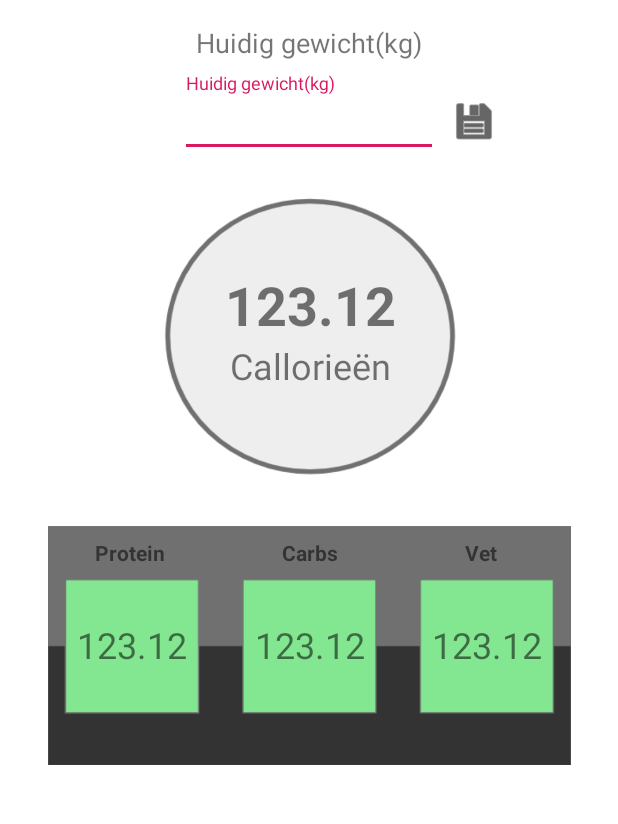
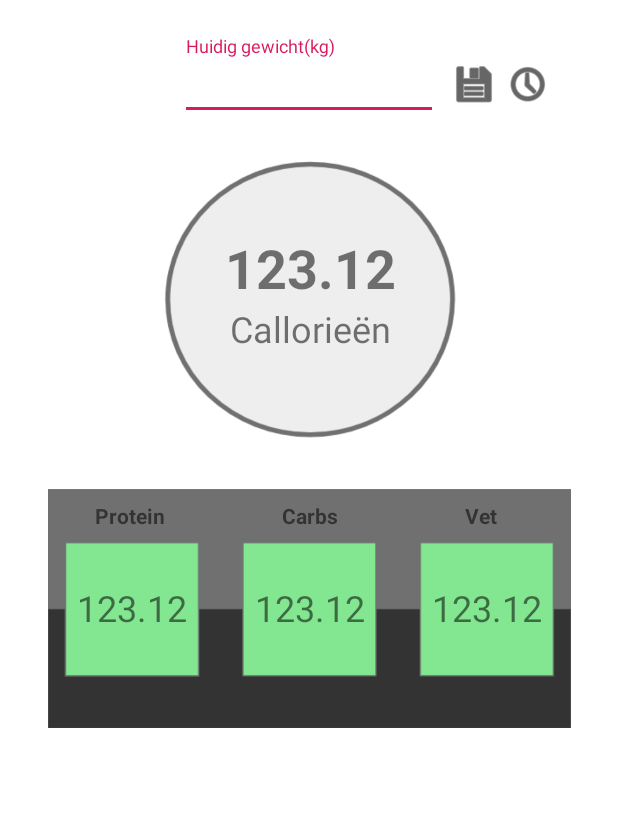
Before and after one commit to michaelfontijn/Android-FinalAssignment, an Android app: the HomeActivity screen opened directly, with no data from a screen before it, on a phone screen of 412 x 824 dp, the part 383-1207 px from its top. Run offline under Robolectric (Android 15) with nearby library versions, the phone set to English and light mode, and no system bars; our stand-ins replace Room's generated code; 10 statements that could not run were skipped.

Commit message:
Progress on hisotry and updating/ recalculating of weight

```diff
--- a/app/src/main/AndroidManifest.xml
+++ b/app/src/main/AndroidManifest.xml
@@ -9,7 +9,8 @@
         android:roundIcon="@mipmap/ic_launcher_round"
         android:supportsRtl="true"
         android:theme="@style/AppTheme">
-        <activity android:name=".HomeActivity"></activity>
+        <activity android:name=".WeightHistoryActivity"></activity>
+        <activity android:name=".HomeActivity" />
         <activity android:name=".ConfigurationActivity">
             <intent-filter>
                 <action android:name="android.intent.action.MAIN" />
--- a/app/src/main/java/com/example/macrobuddy/Database/DataAccessObjects/UserInformationDao.kt
+++ b/app/src/main/java/com/example/macrobuddy/Database/DataAccessObjects/UserInformationDao.kt
@@ -19,5 +19,9 @@ interface UserInformationDao{
     @Update
     fun updateUserInformation(userInformation: UserInformation)
 
+    @Query("UPDATE userinformationtable SET currentWeight=:newWeight WHERE ID =(SELECT ID FROM userinformationtable LIMIT 1) ")
+    fun updateCurrentWeigth(newWeight : Double)
+
+
 
 }
--- a/app/src/main/java/com/example/macrobuddy/HomeActivity.kt
+++ b/app/src/main/java/com/example/macrobuddy/HomeActivity.kt
@@ -1,21 +1,21 @@
 package com.example.macrobuddy
 
-import android.content.Intent
+import android.content.Context
 import androidx.appcompat.app.AppCompatActivity
 import android.os.Bundle
+import android.view.View
+import android.view.inputmethod.InputMethodManager
 import android.widget.Toast
 import androidx.lifecycle.Observer
 import androidx.lifecycle.ViewModelProviders
 import com.example.macrobuddy.Managers.CalculationManager
 import com.example.macrobuddy.Models.CalculationResult
-import com.example.macrobuddy.Models.UserInformation
-import com.example.macrobuddy.ViewModels.ConfigurationActivityViewModel
-import com.example.macrobuddy.ViewModels.HomeAcitivityViewModel
+import com.example.macrobuddy.ViewModels.HomeActivityViewModel
 import kotlinx.android.synthetic.main.activity_home.*
 
 class HomeActivity : AppCompatActivity() {
 
-    private lateinit var viewModel : HomeAcitivityViewModel
+    private lateinit var viewModel: HomeActivityViewModel
 
     override fun onCreate(savedInstanceState: Bundle?) {
         super.onCreate(savedInstanceState)
@@ -25,9 +25,14 @@ class HomeActivity : AppCompatActivity() {
         initViewModel()
     }
 
-
-    private fun initView(){
-
+    /**
+     * Init the view and its components
+     */
+    private fun initView() {
+        btnSaveWeight.setOnClickListener {
+            saveWeight()
+            txtCurrentWeigth.hideKeyboard()
+        }
     }
 
     /**
@@ -35,31 +40,55 @@ class HomeActivity : AppCompatActivity() {
      */
     private fun initViewModel() {
         //initialize the viewModel with an empty game object
-        viewModel = ViewModelProviders.of(this).get(HomeAcitivityViewModel::class.java)
+        viewModel = ViewModelProviders.of(this).get(HomeActivityViewModel::class.java)
 
-        viewModel.userInformation.observe(this, androidx.lifecycle.Observer { obj ->
+        viewModel.userInformation.observe(this, Observer { obj ->
             txtCurrentWeigth.setText(obj.currentWeight.toString())
 
             //perform the calculation and show the results
             var calculationResult = CalculationManager.performCalculation(obj)
-            tvCallories.text = calculationResult.calories.toString()
-            tvProtein.text = calculationResult.protein.toString()
-            tvCarbs.text =  calculationResult.carbs.toString()
-            tvVats.text = calculationResult.vats.toString()
+            showCalculationResults(calculationResult)
         })
 
         //if an error is thrown in the view model show it to the user
-        viewModel.error.observe(this , androidx.lifecycle.Observer { message ->
+        viewModel.error.observe(this, Observer { message ->
             Toast.makeText(this, message, Toast.LENGTH_SHORT).show()
         })
 
-        //observe the success property of the vm so we know when the action has been completed succesfully
-        viewModel.success.observe(this, androidx.lifecycle.Observer { success ->
-            //when the configuration was successfully stored go to the home activity
-            if (success) Toast.makeText(this, "Done", Toast.LENGTH_SHORT).show()
+        //observe the success property of the vm so we know when the action has been completed successfully
+        viewModel.successMsg.observe(this, Observer { msg ->
+            Toast.makeText(this, msg, Toast.LENGTH_SHORT).show()
+            //make the viewModel retrieve the updated userInformation which will trigger the re-calculation of the macro's
+            viewModel.refreshUserInformation()
         })
     }
 
+    /**
+     * Save the new weight to the userInfo in the databse
+     */
+    private fun saveWeight() {
+        var newWeight = txtCurrentWeigth.text.toString().toDoubleOrNull()
 
+        if (newWeight != null) {
+            viewModel.saveNewWeight(newWeight)
+        }
+    }
 
+    /**
+     * extension method on View to hide the keyboard. example et1.hideKeyboard()
+     */
+    private fun View.hideKeyboard() {
+        val imm = context.getSystemService(Context.INPUT_METHOD_SERVICE) as InputMethodManager
+        imm.hideSoftInputFromWindow(windowToken, 0)
+    }
+
+    /**
+     * Prints the calculation results to the activity
+     */
+    private fun showCalculationResults(calculationResult: CalculationResult) {
+        tvCallories.text = calculationResult.calories.toString()
+        tvProtein.text = calculationResult.protein.toString()
+        tvCarbs.text = calculationResult.carbs.toString()
+        tvVats.text = calculationResult.vats.toString()
+    }
 }
--- a/app/src/main/java/com/example/macrobuddy/ViewModels/HomeAcitivityViewModel.kt
+++ /dev/null
@@ -1,22 +0,0 @@
-package com.example.macrobuddy.ViewModels
-
-import android.app.Application
-import androidx.lifecycle.AndroidViewModel
-import androidx.lifecycle.LiveData
-import androidx.lifecycle.MutableLiveData
-import com.example.macrobuddy.Database.Repositories.UserInformationRepository
-import com.example.macrobuddy.Models.UserInformation
-import kotlinx.coroutines.CoroutineScope
-import kotlinx.coroutines.Dispatchers
-
-class HomeAcitivityViewModel(application: Application) : AndroidViewModel(application) {
-
-    private val userInformationRepository =
-        UserInformationRepository(application.applicationContext)
-    private val mainScope = CoroutineScope(Dispatchers.Main)
-
-    val userInformation : LiveData<UserInformation> = userInformationRepository.getUserInformation()
-    val error = MutableLiveData<String?>()
-    val success = MutableLiveData<Boolean>()
-
-}
--- /dev/null
+++ b/app/src/main/java/com/example/macrobuddy/ViewModels/HomeActivityViewModel.kt
@@ -0,0 +1,55 @@
+package com.example.macrobuddy.ViewModels
+
+import android.app.Application
+import androidx.lifecycle.AndroidViewModel
+import androidx.lifecycle.LiveData
+import androidx.lifecycle.MutableLiveData
+import com.example.macrobuddy.Database.Repositories.UserInformationRepository
+import com.example.macrobuddy.Database.Repositories.WeightMeasurementRepository
+import com.example.macrobuddy.Models.UserInformation
+import com.example.macrobuddy.Models.WeightMeasurement
+import kotlinx.coroutines.CoroutineScope
+import kotlinx.coroutines.Dispatchers
+import kotlinx.coroutines.launch
+import kotlinx.coroutines.withContext
+import java.util.*
+
+class HomeActivityViewModel(application: Application) : AndroidViewModel(application) {
+
+    private val userInformationRepository =
+        UserInformationRepository(application.applicationContext)
+    private val weightMeasurementRepository =
+        WeightMeasurementRepository(application.applicationContext)
+
+    private val mainScope = CoroutineScope(Dispatchers.Main)
+
+    var userInformation: LiveData<UserInformation> = userInformationRepository.getUserInformation()
+    val error = MutableLiveData<String?>()
+    val successMsg = MutableLiveData<String>()
+
+    /**
+     * Updates the weight of the user and logs the history
+     */
+    fun saveNewWeight(newWeight: Double) {
+        mainScope.launch {
+            withContext(Dispatchers.IO) {
+                //update the weight
+                userInformationRepository.updateCurrentWeight(newWeight)
+                //log the weight change
+                weightMeasurementRepository.insertWeightMeasurement(WeightMeasurement(newWeight, Calendar.getInstance().time))
+            }
+            successMsg.value = "Gewicht successvol bijgewerkt"
+        }
+    }
+
+    /**
+     * Refresh the user information of this vm using the most recent data from the database
+     */
+    fun refreshUserInformation() {
+        mainScope.launch {
+            withContext(Dispatchers.IO) {
+                userInformation.value.apply { userInformationRepository.getUserInformation().value }
+            }
+        }
+    }
+}
--- a/app/src/main/res/layout/activity_home.xml
+++ b/app/src/main/res/layout/activity_home.xml
@@ -29,11 +29,11 @@
         android:layout_width="match_parent"
         android:layout_height="wrap_content"
         android:layout_marginStart="120dp"
-        android:layout_marginTop="8dp"
+        android:layout_marginTop="24dp"
         android:layout_marginEnd="120dp"
         app:layout_constraintEnd_toEndOf="parent"
         app:layout_constraintStart_toStartOf="parent"
-        app:layout_constraintTop_toBottomOf="@+id/textView4">
+        app:layout_constraintTop_toBottomOf="@+id/imageView">
 
         <com.google.android.material.textfield.TextInputEditText
             android:id="@+id/txtCurrentWeigth"
@@ -94,17 +94,6 @@
         app:layout_constraintStart_toStartOf="parent"
         app:layout_constraintTop_toBottomOf="@+id/imageView2"
         app:srcCompat="@drawable/macro_section" />
-
-    <TextView
-        android:id="@+id/textView4"
-        android:layout_width="wrap_content"
-        android:layout_height="wrap_content"
-        android:layout_marginTop="16dp"
-        android:text="@string/current_weight"
-        android:textSize="18sp"
-        app:layout_constraintEnd_toEndOf="parent"
-        app:layout_constraintStart_toStartOf="parent"
-        app:layout_constraintTop_toBottomOf="@+id/imageView" />
 
     <TextView
         android:id="@+id/textView5"
@@ -173,15 +162,28 @@
         app:layout_constraintTop_toBottomOf="@+id/textView7" />
 
     <ImageButton
-        android:id="@+id/imageButton"
+        android:id="@+id/btnSaveWeight"
         android:layout_width="wrap_content"
         android:layout_height="wrap_content"
         android:layout_marginStart="8dp"
-        android:layout_marginTop="24dp"
+        android:layout_marginTop="40dp"
         android:background="@android:color/black"
         android:backgroundTint="@android:color/white"
         android:tint="@android:color/black"
         app:layout_constraintStart_toEndOf="@+id/textInputLayout2"
-        app:layout_constraintTop_toBottomOf="@+id/textView4"
+        app:layout_constraintTop_toBottomOf="@+id/imageView"
         app:srcCompat="@android:drawable/ic_menu_save" />
+
+    <ImageButton
+        android:id="@+id/btnHistory"
+        android:layout_width="wrap_content"
+        android:layout_height="wrap_content"
+        android:layout_marginStart="4dp"
+        android:layout_marginTop="40dp"
+        android:background="@android:color/black"
+        android:backgroundTint="@android:color/white"
+        android:tint="@android:color/black"
+        app:layout_constraintStart_toEndOf="@+id/btnSaveWeight"
+        app:layout_constraintTop_toBottomOf="@+id/imageView"
+        app:srcCompat="@android:drawable/ic_menu_recent_history" />
 </androidx.constraintlayout.widget.ConstraintLayout>
```
Also changed, not shown: app/src/main/java/com/example/macrobuddy/Database/Repositories/UserInformationRepository.kt (+9 -0 lines), app/src/main/java/com/example/macrobuddy/Models/WeightMeasurement.kt (+5 -2 lines), app/src/main/java/com/example/macrobuddy/ViewModels/WeightHistoryAcivityViewModel.kt (added, +21 -0 lines), app/src/main/java/com/example/macrobuddy/WeightHistoryActivity.kt (added, +29 -0 lines), app/src/main/res/layout/activity_weight_historty.xml (added, +9 -0 lines).
